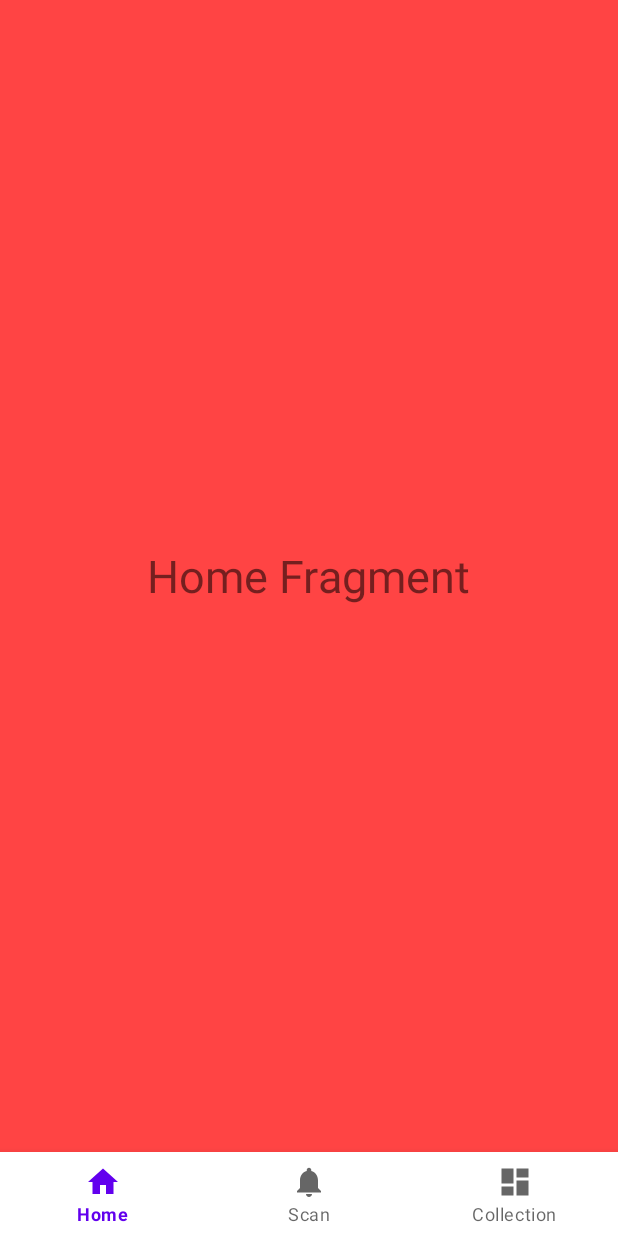
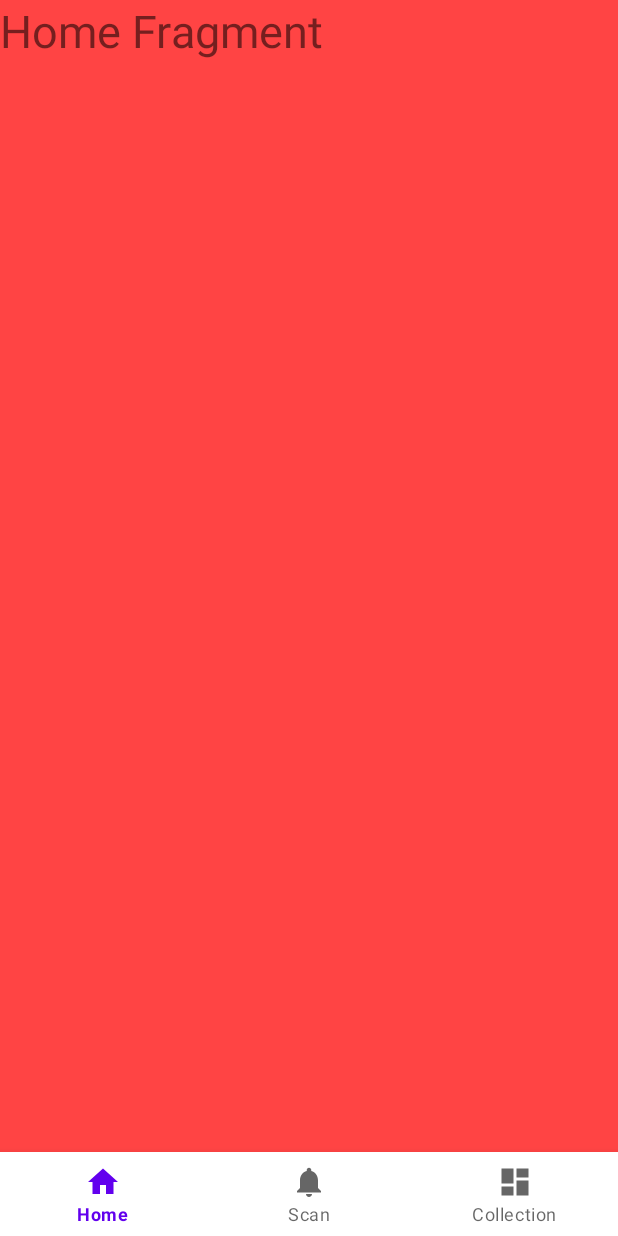
Before and after one commit to Rashaad-Washington/BiomeTradingCard-Android, an Android app: the HomeFragment screen opened directly, with no data from a screen before it, on a phone screen of 412 x 824 dp. Run offline under Robolectric (Android 15) with nearby library versions, the phone set to English and light mode, and no system bars.

Commit message:
Test-Jordan

```diff
--- a/app/src/main/java/com/biometradingcardcompany/biometradingcard/Biome.java
+++ b/app/src/main/java/com/biometradingcardcompany/biometradingcard/Biome.java
@@ -1,5 +1,5 @@
 package com.biometradingcardcompany.biometradingcard;
-
+//tyu
 //I just added this line (after I made my branch)
 import android.os.Bundle;
 import android.view.MenuItem;
@@ -11,6 +11,7 @@ import androidx.fragment.app.Fragment;
 import com.google.android.material.bottomnavigation.BottomNavigationView;
 
 public class Biome extends AppCompatActivity {
+
 
     @Override
     protected void onCreate(Bundle savedInstanceState) {
--- a/app/src/main/res/layout/fragment_home.xml
+++ b/app/src/main/res/layout/fragment_home.xml
@@ -8,7 +8,6 @@
         android:layout_width="wrap_content"
         android:layout_height="wrap_content"
         android:text="Home Fragment"
-        android:textSize="30sp"
-        android:layout_centerInParent="true"/>
+        android:textSize="30sp" />
 
 </RelativeLayout>
```
